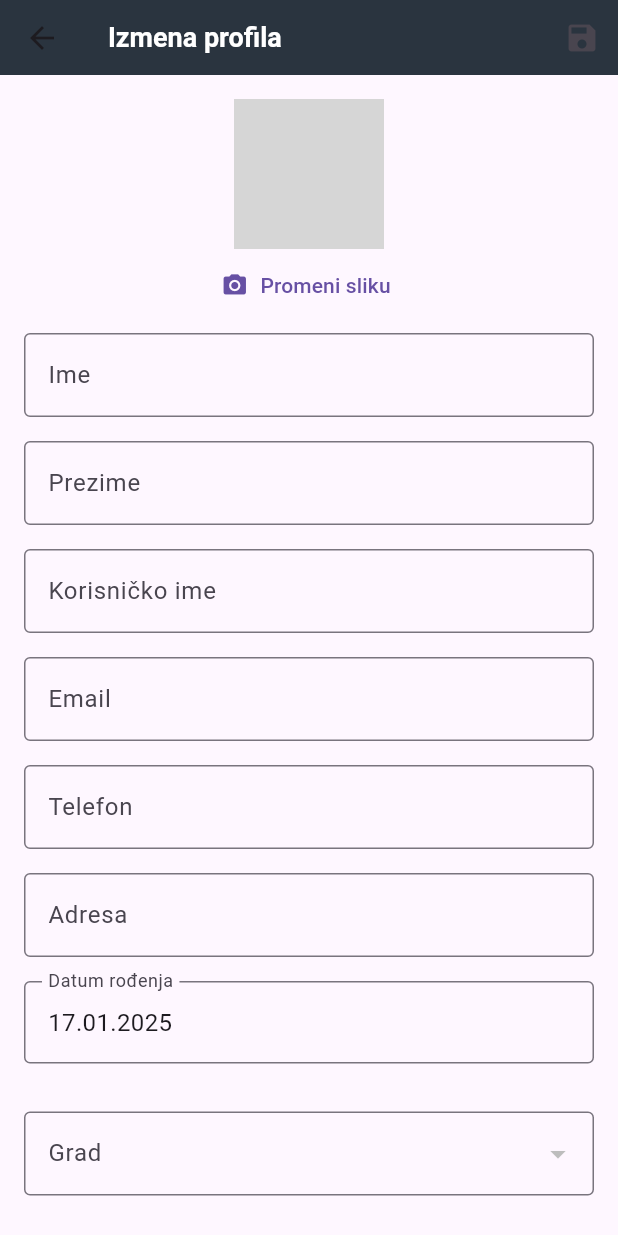
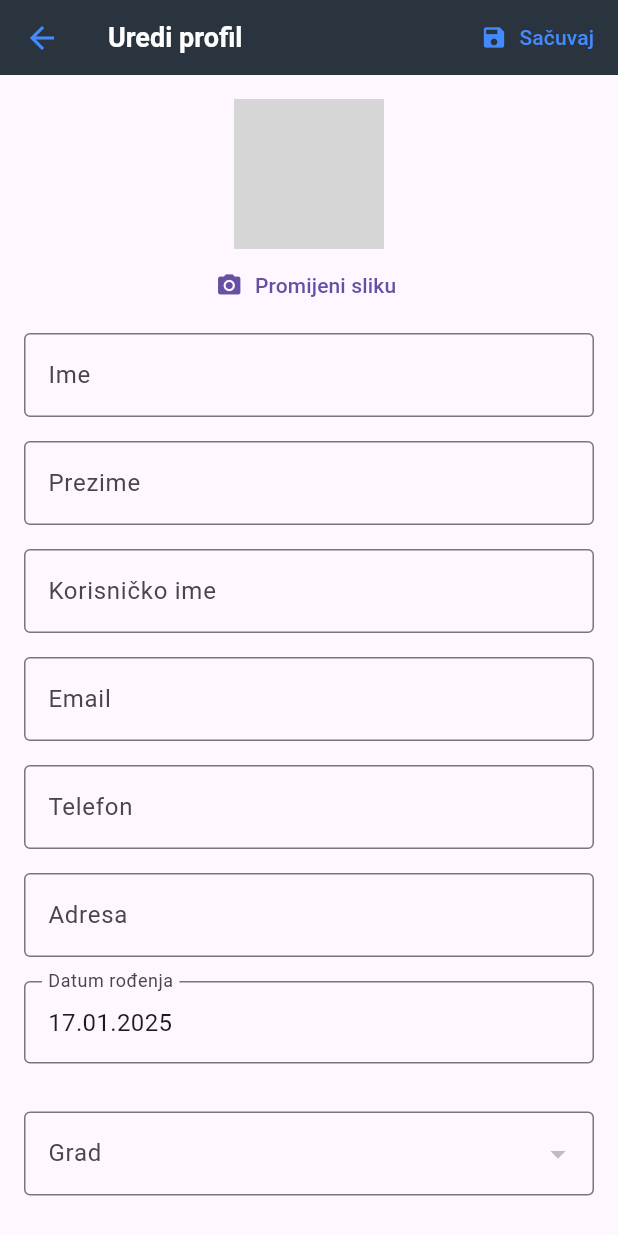
Before and after one commit to harislikic/Vroom-app-flutter, a Flutter app: the EditProfileScreen screen opened directly with empty values, on a phone screen of 412 x 824 dp. Run offline on Flutter 3.47's test engine with Material 3 defaults, Android fonts, the phone set to English and light mode, and no system bars; our stand-ins replace carousel_slider, dio, flutter_dotenv, fluttertoast, image_picker, infinite_scroll_pagination and 3 more; missing offline and left inert: flutter_stripe; accounts and stored records are empty; network calls fail; grey boxes are pictures that could not be loaded.

Commit message:
feat edit profile

```diff
--- a/vroom_app/lib/components/CarDetailsCards/CarOwnerInfoCard.dart
+++ b/vroom_app/lib/components/CarDetailsCards/CarOwnerInfoCard.dart
@@ -1,5 +1,6 @@
 import 'package:flutter/material.dart';
 import 'package:vroom_app/screens/OwnerScreen.dart';
+import 'package:vroom_app/utils/helpers.dart';
 import '../../models/automobileAd.dart';
 
 class CarOwnerInfoCard extends StatefulWidget {
@@ -125,7 +126,10 @@ class _CarOwnerInfoCardState extends State<CarOwnerInfoCard>
                                 ),
                                 const SizedBox(width: 8),
                                 Text(
-                                  widget.automobileAd.user?.phoneNumber ?? '',
+                                  widget.automobileAd.user?.phoneNumber != null
+                                      ? formatPhoneNumber(widget
+                                          .automobileAd.user!.phoneNumber!)
+                                      : '',
                                   style: const TextStyle(
                                     fontSize: 14,
                                     color: Colors.black87,
--- a/vroom_app/lib/components/ProfileCard.dart
+++ b/vroom_app/lib/components/ProfileCard.dart
@@ -19,7 +19,6 @@ class ProfileCard extends StatelessWidget {
       shape: RoundedRectangleBorder(
         borderRadius: BorderRadius.circular(4),
       ),
-      // Samo ubacimo 2 piksela vertical margin da bude razmak među karticama
       margin: const EdgeInsets.symmetric(vertical: 2),
       child: Padding(
         padding: const EdgeInsets.symmetric(
@@ -31,9 +30,9 @@ class ProfileCard extends StatelessWidget {
           children: [
             Text(
               label,
-              style: const TextStyle(
+              style: TextStyle(
                 fontSize: 14,
-                color: Colors.grey,
+                color: Colors.grey[800], // Tamnija siva boja
               ),
             ),
             const SizedBox(height: 4),
--- a/vroom_app/lib/screens/EditProfileScreen.dart
+++ b/vroom_app/lib/screens/EditProfileScreen.dart
@@ -151,11 +151,21 @@ class _EditProfileScreenState extends State<EditProfileScreen> {
   Widget build(BuildContext context) {
     return Scaffold(
       appBar: AppBar(
-        title: const Text("Izmena profila"),
+        title: const Text("Uredi profil"),
         backgroundColor: Colors.blueGrey[900],
+        iconTheme: const IconThemeData(
+          color: Colors.blueAccent,
+        ),
         actions: [
-          IconButton(
-            icon: const Icon(Icons.save),
+          TextButton.icon(
+            icon: const Icon(
+              Icons.save,
+              color: Colors.blueAccent,
+            ),
+            label: const Text(
+              'Sačuvaj',
+              style: TextStyle(color: Colors.blueAccent),
+            ),
             onPressed: _saveChanges,
           ),
         ],
@@ -199,7 +209,7 @@ class _EditProfileScreenState extends State<EditProfileScreen> {
           TextButton.icon(
             onPressed: pickProfileImage,
             icon: const Icon(Icons.camera_alt),
-            label: const Text("Promeni sliku"),
+            label: const Text("Promijeni sliku"),
           ),
         ],
       ),
--- a/vroom_app/lib/screens/ProfileScreen.dart
+++ b/vroom_app/lib/screens/ProfileScreen.dart
@@ -141,7 +141,7 @@ class _ProfileScreenState extends State<ProfileScreen> {
                   ),
                   ProfileCard(
                     label: "Telefon",
-                    value: phone,
+                   value: formatPhoneNumber(phone),
                   ),
                   ProfileCard(
                     label: "Adresa",
```
Also changed, not shown: vroom_app/lib/screens/OwnerScreen.dart (+7 -2 lines), vroom_app/lib/services/UserService.dart (+7 -8 lines), vroom_app/lib/utils/helpers.dart (+14 -0 lines).
